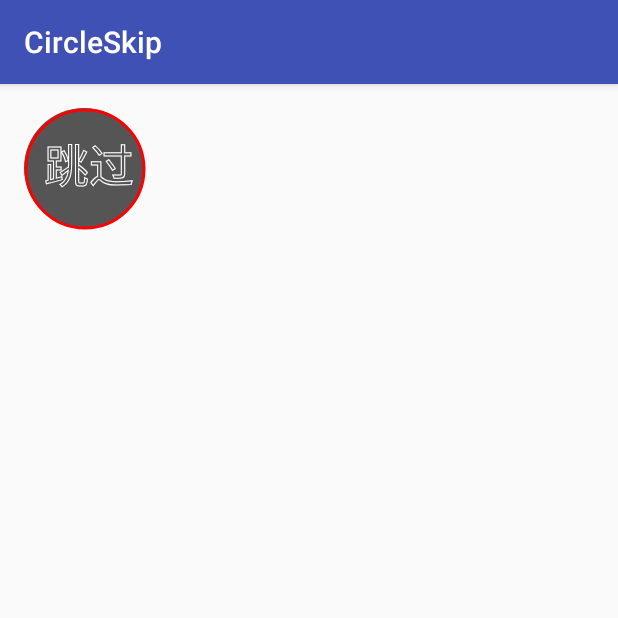
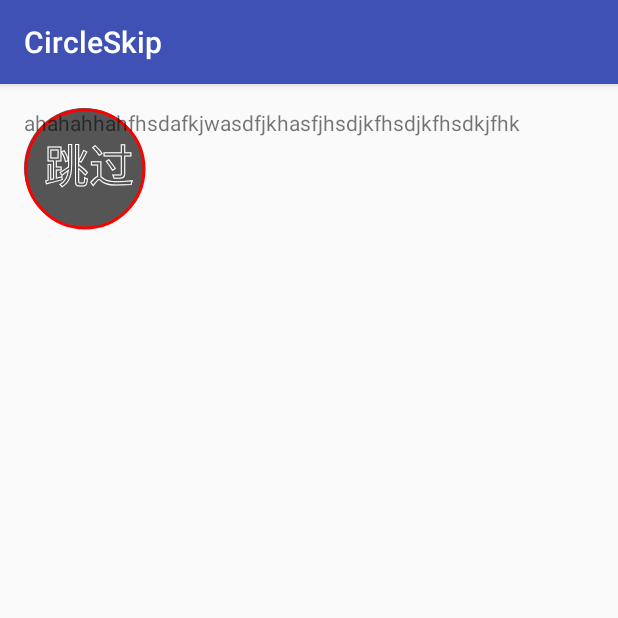
Before and after one commit to ynkmcgx/CircleSkip, an Android app: the screen it shows after launch (MainActivity), on a phone screen of 412 x 824 dp, the top half of it. Run offline under Robolectric (Android 15) with nearby library versions, the phone set to English and light mode, and no system bars.

Commit message:
624 1917修改

```diff
--- a/app/src/main/res/layout/activity_main.xml
+++ b/app/src/main/res/layout/activity_main.xml
@@ -13,4 +13,8 @@
         android:id="@+id/ck"
         android:layout_width="wrap_content"
         android:layout_height="wrap_content" />
+    <TextView
+        android:text="ahahahhahfhsdafkjwasdfjkhasfjhsdjkfhsdjkfhsdkjfhk"
+        android:layout_width="wrap_content"
+        android:layout_height="wrap_content" />
 </RelativeLayout>
--- a/build.gradle
+++ b/build.gradle
@@ -5,7 +5,7 @@ buildscript {
         jcenter()
     }
     dependencies {
-        classpath 'com.android.tools.build:gradle:2.1.0'
+        classpath 'com.android.tools.build:gradle:2.1.2'
 
         // NOTE: Do not place your application dependencies here; they belong
         // in the individual module build.gradle files
```
